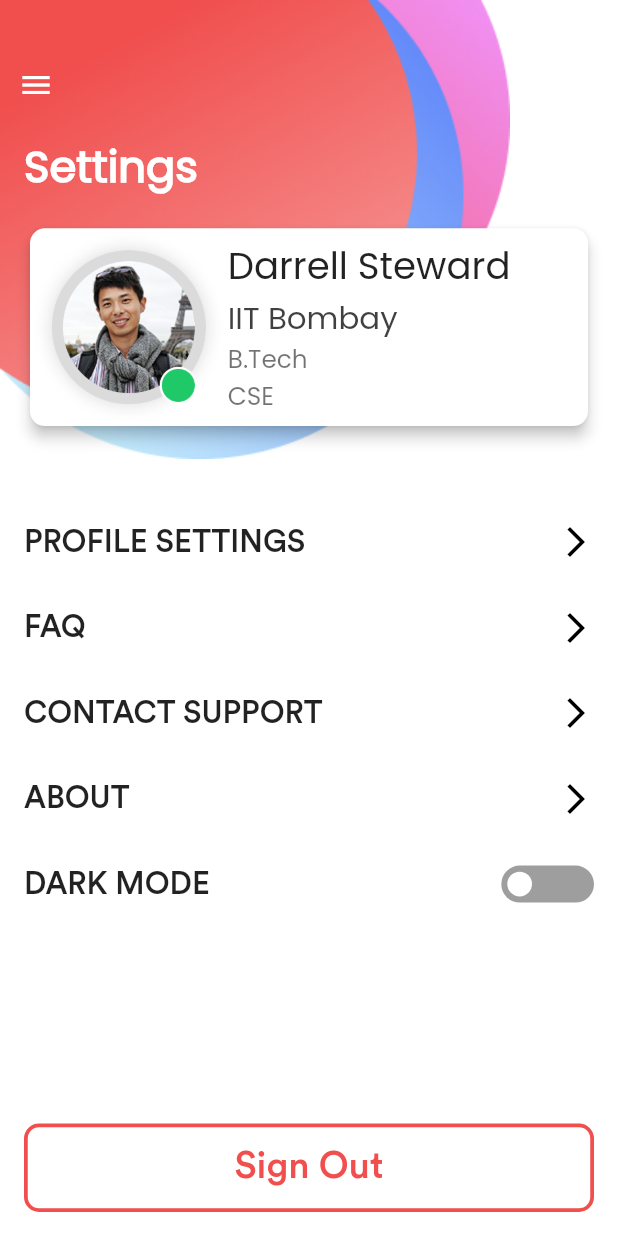
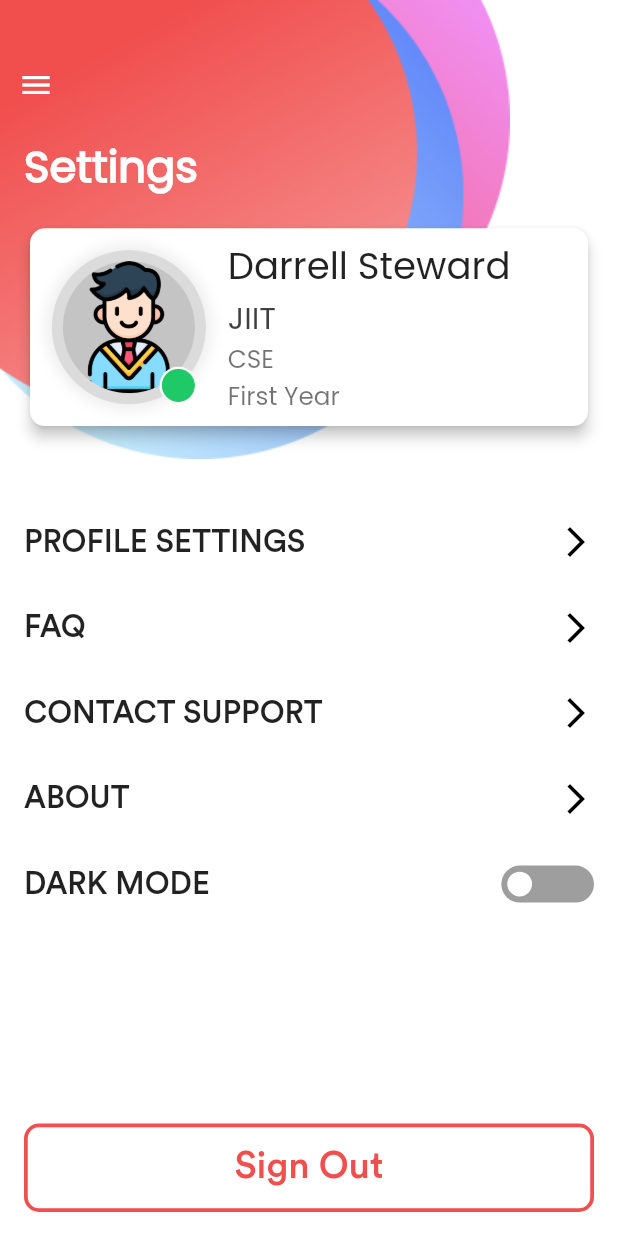
Before and after one commit to axactstudios/solvecase, a Flutter app: the More screen opened directly, on a phone screen of 412 x 824 dp. Run offline on Flutter 3.47's test engine with Material 2 defaults, Android fonts, the phone set to English and light mode, and no system bars; drawn by our look-alikes of flutter_switch; our stand-ins replace device_info, firebase_auth, firebase_database, fluttertoast, persistent_bottom_nav_bar; missing offline and left inert: fancy_drawer, latlng, map, regexed_validator; accounts and stored records are empty.

```diff
--- a/lib/Screens/LectureScreen.dart
+++ b/lib/Screens/LectureScreen.dart
@@ -1,6 +1,6 @@
 import 'package:fancy_drawer/fancy_drawer.dart';
 import 'package:flutter/material.dart';
-import 'package:solvecase/Material.dart';
+import 'package:solvecase/Screens/Material.dart';
 import 'package:solvecase/Screens/DrawerScreen.dart';
 
 import '../Classes/Constants.dart';
--- a/lib/Screens/MaterialScreen.dart
+++ b/lib/Screens/MaterialScreen.dart
@@ -5,7 +5,7 @@ import 'package:solvecase/Screens/DrawerScreen.dart';
 import 'package:solvecase/Screens/Solutions.dart';
 
 import '../Classes/Constants.dart';
-import '../Material.dart';
+import 'Material.dart';
 
 // ignore: must_be_immutable
 class MaterialScreen extends StatefulWidget {
--- a/lib/Screens/More.dart
+++ b/lib/Screens/More.dart
@@ -6,14 +6,12 @@ import 'package:flutter/cupertino.dart';
 import 'package:flutter/material.dart';
 import 'package:flutter_switch/flutter_switch.dart';
 import 'package:persistent_bottom_nav_bar/persistent-tab-view.dart';
-import 'package:solvecase/Screens/Authentication/SignIn.dart';
 import 'package:solvecase/Screens/DrawerScreen.dart';
 import 'package:solvecase/Screens/Intro1.dart';
 import 'package:solvecase/Screens/MorePageScreens/AboutUs.dart';
 import 'package:solvecase/Screens/MorePageScreens/ContactSupport.dart';
 import 'package:solvecase/Screens/MorePageScreens/FAQ.dart';
 import 'package:solvecase/Screens/MorePageScreens/Profile.dart';
-
 import '../Classes/Constants.dart';
 import 'Bookmarks.dart';
 import 'History.dart';
@@ -28,10 +26,53 @@ class More extends StatefulWidget {
 class _MoreState extends State<More> with TickerProviderStateMixin {
   FancyDrawerController _controller;
   String deviceUid, deviceType;
+  String fName = 'Darrell';
+  String lName = 'Steward';
+  String college = 'JIIT';
+  String course = 'CSE';
+  String year = 'First Year';
+  String subject, uid;
+  getUser() async {
+    FirebaseAuth mAuth = FirebaseAuth.instance;
+    FirebaseUser user = await mAuth.currentUser();
+    setState(() {
+      uid = user.uid;
+      print(uid);
+    });
+    getUserData();
+  }
+
+  getUserData() async {
+    DatabaseReference dbref =
+        FirebaseDatabase.instance.reference().child("Users");
+    await dbref.once().then((DataSnapshot snap) {
+      // ignore: non_constant_identifier_names
+      var KEYS = snap.value.keys;
+      // ignore: non_constant_identifier_names
+      var DATA = snap.value;
+
+      for (var key in KEYS) {
+        if (key == uid) {
+          setState(() {
+            fName = DATA[key]['fName'];
+            lName = DATA[key]['lName'];
+            college = DATA[key]['college'];
+            course = DATA[key]['course'];
+            year = DATA[key]['year'];
+          });
+        }
+      }
+      setState(() {
+        print(college);
+        print(fName);
+      });
+    });
+  }
 
   @override
   void initState() {
     super.initState();
+    getUser();
     _controller = FancyDrawerController(
       vsync: this,
       duration: Duration(milliseconds: 250),
@@ -116,13 +157,13 @@ class _MoreState extends State<More> with TickerProviderStateMixin {
                         crossAxisAlignment: CrossAxisAlignment.start,
                         children: <Widget>[
                           Text(
-                            'Darrell Steward',
+                            '$fName $lName',
                             style: TextStyle(
                                 fontFamily: 'Poppins',
                                 fontSize: pHeight * 0.03),
                           ),
                           Text(
-                            'IIT Bombay',
+                            college,
                             style: TextStyle(
                               fontFamily: 'Poppins',
                               fontSize: pHeight * 0.025,
@@ -130,7 +171,7 @@ class _MoreState extends State<More> with TickerProviderStateMixin {
                             ),
                           ),
                           Text(
-                            'B.Tech',
+                            course,
                             style: TextStyle(
                               fontFamily: 'Poppins',
                               fontSize: pHeight * 0.02,
@@ -138,7 +179,7 @@ class _MoreState extends State<More> with TickerProviderStateMixin {
                             ),
                           ),
                           Text(
-                            'CSE',
+                            year,
                             style: TextStyle(
                               fontFamily: 'Poppins',
                               fontSize: pHeight * 0.02,
```
Also changed, not shown: lib/Screens/MorePageScreens/Profile.dart (+15 -2 lines), assets/images/Group 13.png, lib/Screens/Material.dart (renamed from lib/Material.dart).
